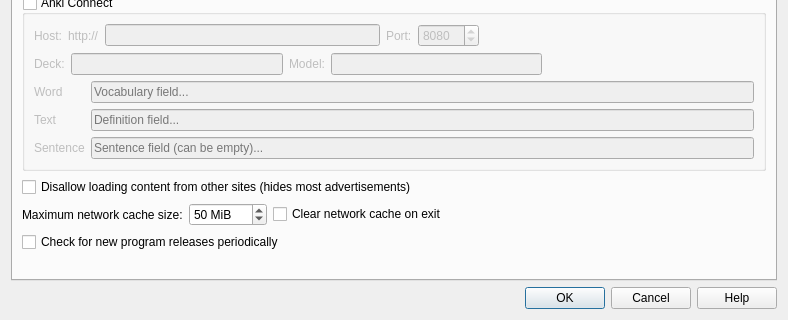
Above: src/ui/preferences.ui from xiaoyifang/goldendict-ng before the change; both pictures show x 0 to 788 and y 242 to 562 of the 788 by 562 pixel window. Below: the same form after it.
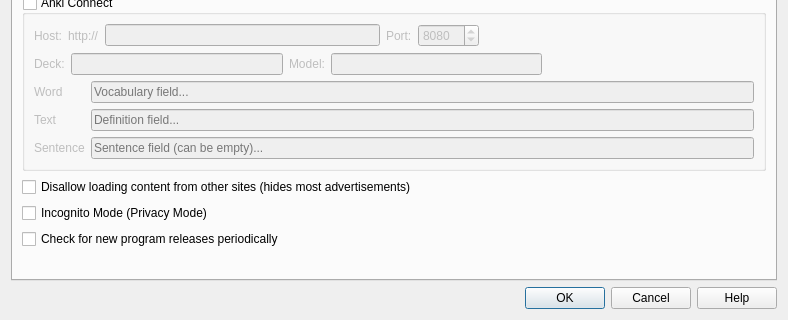
That is the form after the change. The open tabs and pages were chosen to show the change. Icons and pictures are not drawn.

Commit message:
feat(config): replace network cache options with incognito mode setting
- Remove maxNetworkCacheSize and clearNetworkCacheOnExit preferences
- Add incognitoMode preference to control privacy mode behavior

Patch:
```diff
--- a/src/ui/preferences.ui
+++ b/src/ui/preferences.ui
@@ -1344,57 +1344,16 @@
         </widget>
        </item>
        <item>
-        <layout class="QHBoxLayout" name="horizontalLayout_11">
-         <item>
-          <widget class="QLabel" name="label_20">
-           <property name="text">
-            <string>Maximum network cache size:</string>
-           </property>
-          </widget>
-         </item>
-         <item>
-          <widget class="QSpinBox" name="maxNetworkCacheSize">
-           <property name="toolTip">
-            <string>Maximum disk space occupied by GoldenDict's network cache in
-%1
-If set to 0 the network disk cache will be disabled.</string>
-           </property>
-           <property name="suffix">
-            <string> MiB</string>
-           </property>
-           <property name="maximum">
-            <number>2000</number>
-           </property>
-           <property name="value">
-            <number>50</number>
-           </property>
-          </widget>
-         </item>
-         <item>
-          <widget class="QCheckBox" name="clearNetworkCacheOnExit">
-           <property name="toolTip">
-            <string>When this option is enabled, GoldenDict
-clears its network cache from disk during exit.</string>
-           </property>
-           <property name="text">
-            <string>Clear network cache on exit</string>
-           </property>
-          </widget>
-         </item>
-         <item>
-          <spacer name="horizontalSpacer_15">
-           <property name="orientation">
-            <enum>Qt::Horizontal</enum>
-           </property>
-           <property name="sizeHint" stdset="0">
-            <size>
-             <width>40</width>
-             <height>20</height>
-            </size>
-           </property>
-          </spacer>
-         </item>
-        </layout>
+        <widget class="QCheckBox" name="incognitoMode">
+         <property name="toolTip">
+          <string>Enable Incognito Mode (Privacy Mode).
+When enabled, all browsing data and network cache
+are kept in memory and cleared on exit.</string>
+         </property>
+         <property name="text">
+          <string>Incognito Mode (Privacy Mode)</string>
+         </property>
+        </widget>
        </item>
        <item>
         <widget class="QCheckBox" name="checkForNewReleases">
```
The commit also changes 6 other files.
